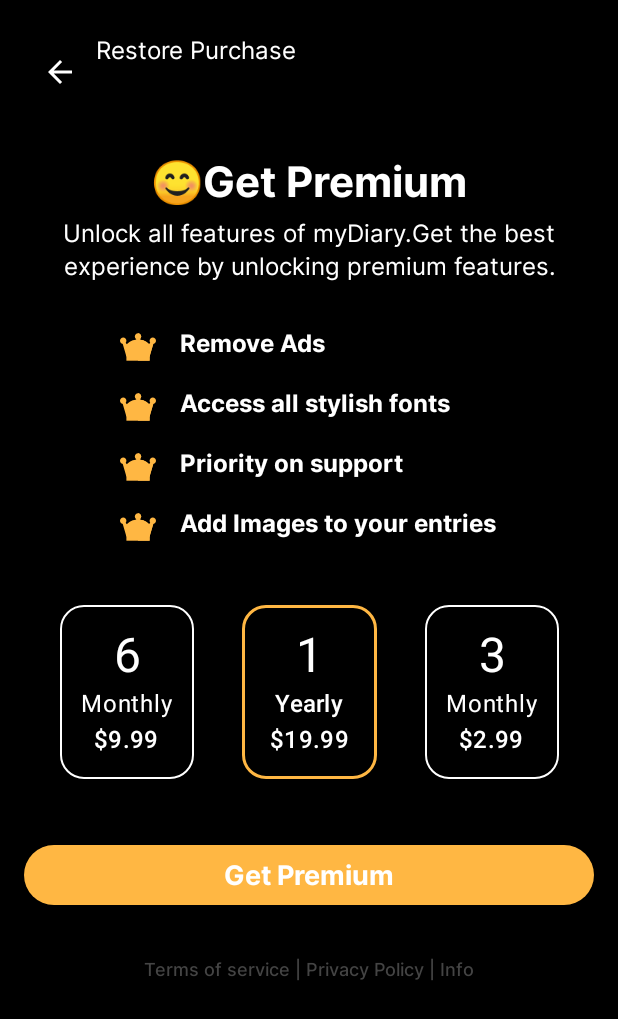
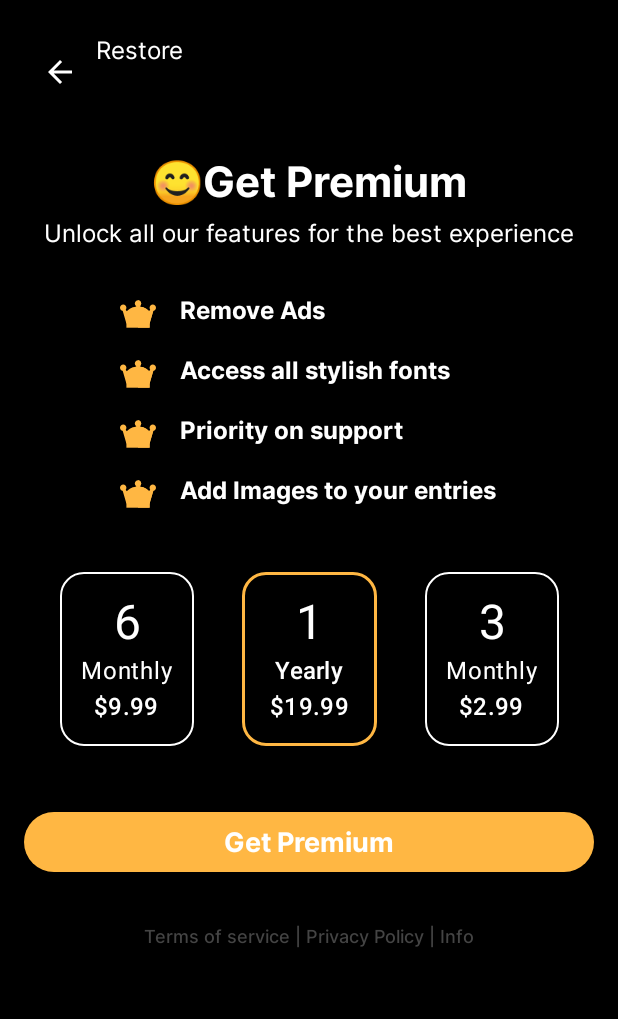
Before and after one commit to EUGENE2333/My-Diary, an Android app built with Jetpack Compose: the composable SubscriptionContent shown on its own in the app's theme, on a phone screen of 412 x 824 dp. Shown: the top 1019 px of the screen. Run offline under Robolectric (Android 15) with nearby library versions, the phone set to English and light mode, and no system bars; our stand-ins replace Dagger/Hilt's generated code; Roboto replaces fonts that are not available here; 2 statements that could not run were skipped.

Commit message:
minor change

```diff
--- a/app/src/main/res/values/strings.xml
+++ b/app/src/main/res/values/strings.xml
@@ -50,14 +50,14 @@
     <string name="pricing_plan_yearly">Yearly</string>
     <string name="pricing_plan_yearly_cadence">/ Year</string>
     <string name="subscribe_button">Get Premium</string>
-    <string name="restore_purchase">Restore Purchase</string>
+    <string name="restore_purchase">Restore</string>
     <string name="pricing_plan_offer_no_ads">Remove Ads</string>
     <string name="pricing_plan_offer_access_fonts">Access all stylish fonts</string>
     <string name="pricing_plan_offer_priority_on_support">Priority on support</string>
     <string name="pricing_plan_offer_add_images">Add Images to your entries</string>
     <string name="pricing_plan_best_value">Best Value</string>
     <string name="pricing_plan_screen_title">😊Get Premium</string>
-    <string name="pricing_plan_screen_subtitle">Unlock all features of myDiary.Get the best experience by unlocking premium features.</string>
+    <string name="pricing_plan_screen_subtitle">Unlock all our features for the best experience</string>
     <string name="terms_of_service">Terms of service | Privacy Policy | Info</string>
 
 </resources>
```
